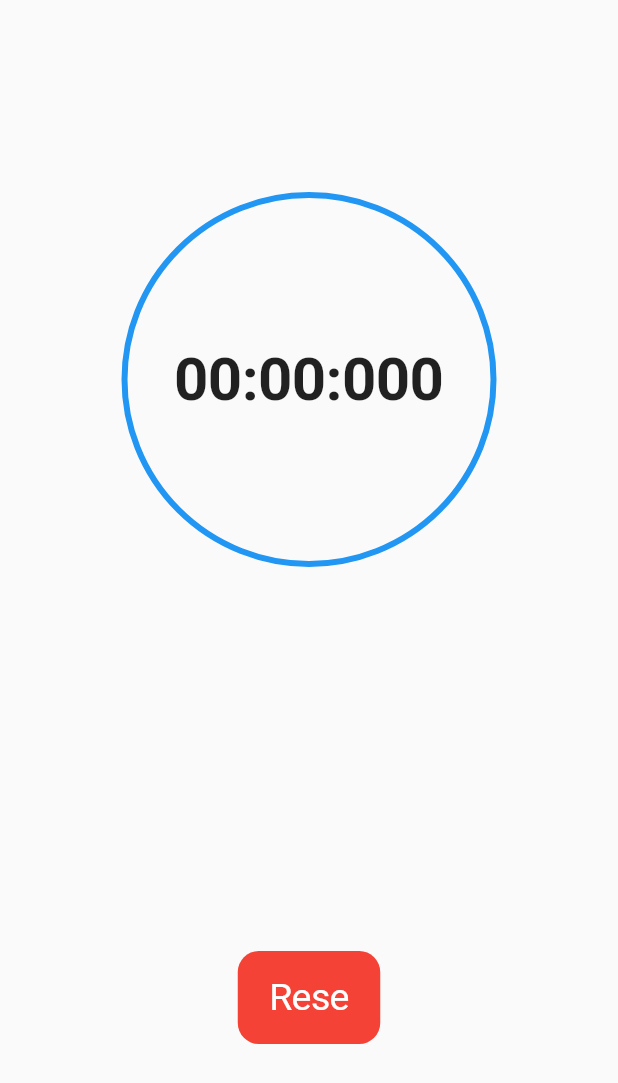
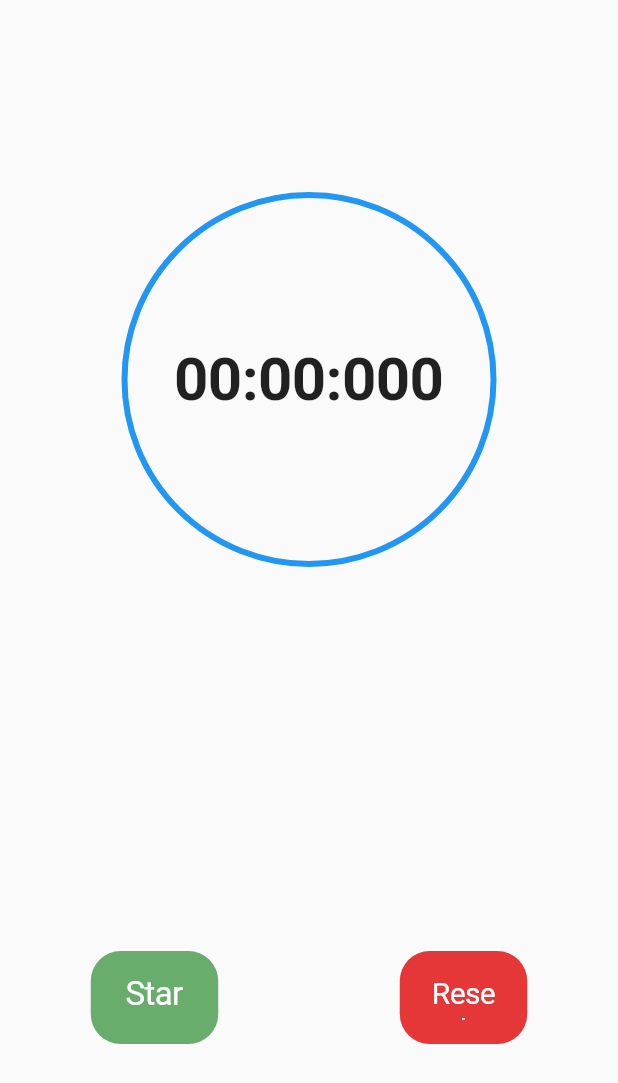
Before and after one commit to TaneemKazi/simple_stopwatch, a Flutter app: the screen it shows after launch, on a phone screen of 412 x 824 dp. Shown: the top 1083 px of the screen. Run offline on Flutter 3.47's test engine with Material 2 defaults, Android fonts, the phone set to English and light mode, and no system bars.

Commit message:
Version1.1

```diff
--- a/lib/Pages/home_page.dart
+++ b/lib/Pages/home_page.dart
@@ -1,4 +1,4 @@
-// ignore_for_file: prefer_const_constructors
+// ignore_for_file: prefer_const_constructors,, use_key_in_widget_constructors
 
 import 'dart:async';
 
@@ -22,14 +22,14 @@ class _HomePageState extends State<HomePage> {
   }
 
   String returnFormattedText() {
-    var mili = stopwatch.elapsed.inMilliseconds; // 1 sec = 1000 miliseconds
-    String miliseconds = (mili % 1000)
-        .toString()
-        .padLeft(3, "0"); // 1001 % 1000 -> 1, 1450 % 1000 -> 450
-    String seconds = ((mili ~/ 1000) % 60).toString().padLeft(2, "0");
-    String minutes = ((mili ~/ 1000) ~/ 60).toString().padLeft(2, "0");
+    // 1 sec = 1000 milliseconds
+    var milli = stopwatch.elapsed.inMilliseconds;
+    // 1001 % 1000 -> 1, 1450 % 1000 -> 450
+    String milliseconds = (milli % 1000).toString().padLeft(3, "0");
+    String seconds = ((milli ~/ 1000) % 60).toString().padLeft(2, "0");
+    String minutes = ((milli ~/ 1000) ~/ 60).toString().padLeft(2, "0");
 
-    return "$minutes:$seconds:$miliseconds";
+    return "$minutes:$seconds:$milliseconds";
   }
 
   @override
@@ -49,6 +49,7 @@ class _HomePageState extends State<HomePage> {
         child: Column(
           mainAxisAlignment: MainAxisAlignment.spaceAround,
           children: [
+            // Circle stop watch display
             CupertinoButton(
               onPressed: () {
                 handleStartStop();
@@ -72,62 +73,73 @@ class _HomePageState extends State<HomePage> {
                 ),
               ),
             ),
+
             // OutlinedButton(
             //   onPressed: () {
             //     stopwatch.reset();
             //   },
-            //   style: OutlinedButton.styleFrom(
-            //     backgroundColor: Colors.red
-            //   ),
+            //   style: OutlinedButton.styleFrom(backgroundColor: Colors.red),
             //   child: Container(
-            //       // alignment: Alignment.center,
-            //       decoration: BoxDecoration(
-            //         // color: Colors.lightGreenAccent,
-            //         shape: BoxShape.rectangle,
-            //         // border: Border.all(
-            //         //   color: Colors.blue,
-            //         //   width: 4,
-            //         // )
-            //       ),
-            //       child: Text("Reset",
-            //           style: TextStyle(
-            //             // backgroundColor: Colors.red,
-            //             color: Colors.white,
-            //             fontSize: 25,
-            //             fontWeight: FontWeight.normal,
-            //           )
-            //       ),
+            //     // alignment: Alignment.center,
+            //     decoration: BoxDecoration(
+            //       // color: Colors.lightGreenAccent,
+            //       shape: BoxShape.rectangle,
+            //       // border: Border.all(
+            //       //   color: Colors.blue,
+            //       //   width: 4,
+            //       // )
+            //     ),
+            //     child: Text("Reseting",
+            //         style: TextStyle(
+            //           // backgroundColor: Colors.red,
+            //           color: Colors.white,
+            //           fontSize: 25,
+            //           fontWeight: FontWeight.normal,
+            //         )),
             //   ),
             // ),
+// Buttons (Start & Reset)
 
+            Row(
+              mainAxisAlignment: MainAxisAlignment.spaceAround,
+              children: [
                 CupertinoButton(
                     // padding: EdgeInsets.all(0),
-              borderRadius: BorderRadius.all(Radius.circular(14.0)),
-              color: Colors.red,
-              onPressed: () {stopwatch.reset();},
+                    borderRadius: BorderRadius.all(Radius.circular(20.0)),
+                    color: Color(0xFF68AD6B),
+                    onPressed: () {
+                      handleStartStop();
+                    },
                     child: Container(
                         alignment: Alignment.center,
-                  width: 55,
+                        width: 45,
                         height: 30,
-
-                  decoration: BoxDecoration(
-                      // shape: BoxShape.circle,
-                      // border: Border.all(
-                      //   color: Colors.blue,
-                      //   width: 4,
-                      // )
-                  ),
+                        child: Text("Start",
+                            textAlign: TextAlign.center,
+                            style: TextStyle(
+                              color: Colors.white,
+                              fontSize: 22,
+                              fontWeight: FontWeight.normal,
+                            )))),
+                CupertinoButton(
+                    // padding: EdgeInsets.all(0),
+                    borderRadius: BorderRadius.all(Radius.circular(20.0)),
+                    color: Color(0xFFE53737),
+                    onPressed: () {
+                      stopwatch.reset();
+                    },
+                    child: Container(
+                        alignment: Alignment.center,
+                        width: 45,
+                        height: 30,
                         child: Text("Reset",
                             textAlign: TextAlign.center,
                             style: TextStyle(
-                      //backgroundColor: Colors.red,
                               color: Colors.white,
-                      fontSize: 25,
+                              fontSize: 20,
                               fontWeight: FontWeight.normal,
-                    )
-                )
-              )
-
+                            )))),
+              ],
             )
           ],
         ),
--- a/lib/main.dart
+++ b/lib/main.dart
@@ -1,3 +1,5 @@
+// ignore_for_file: prefer_const_constructors,, use_key_in_widget_constructors
+
 import 'package:flutter/material.dart';
 import 'Pages/home_page.dart';
 
@@ -7,6 +9,7 @@ void main(){
 }
 
 class MyApp extends StatelessWidget {
+
 
   @override
   Widget build(BuildContext context) {
```
Also changed, not shown: 1 other file. Lines whose indentation alone changed are shown as unchanged.
